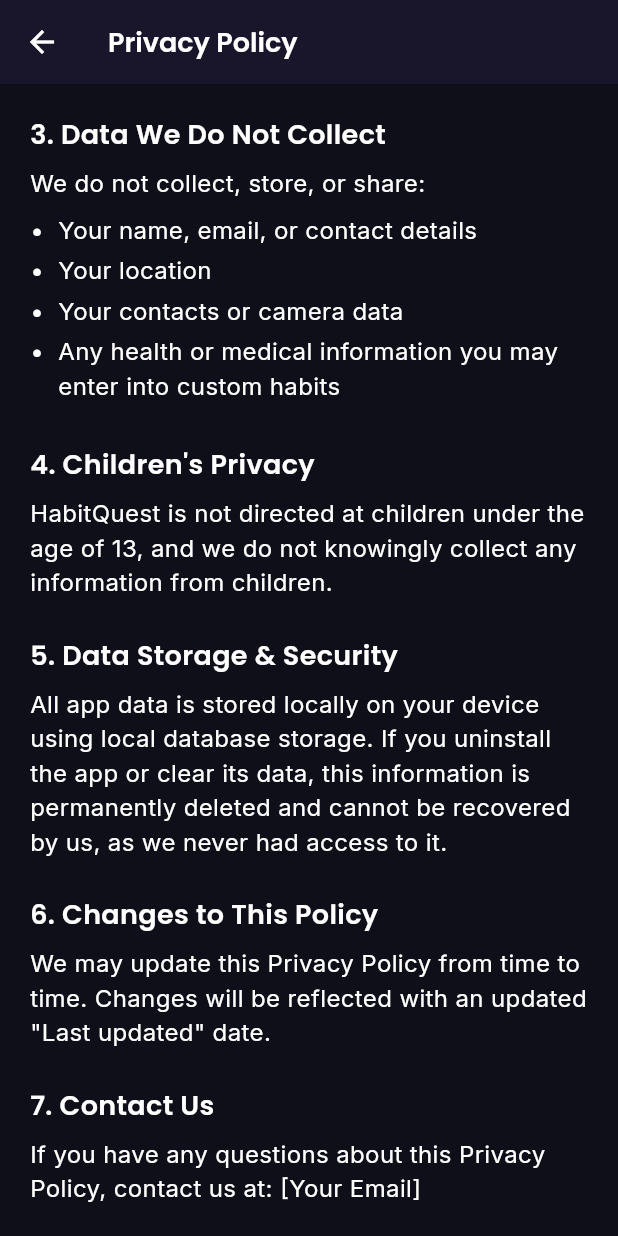
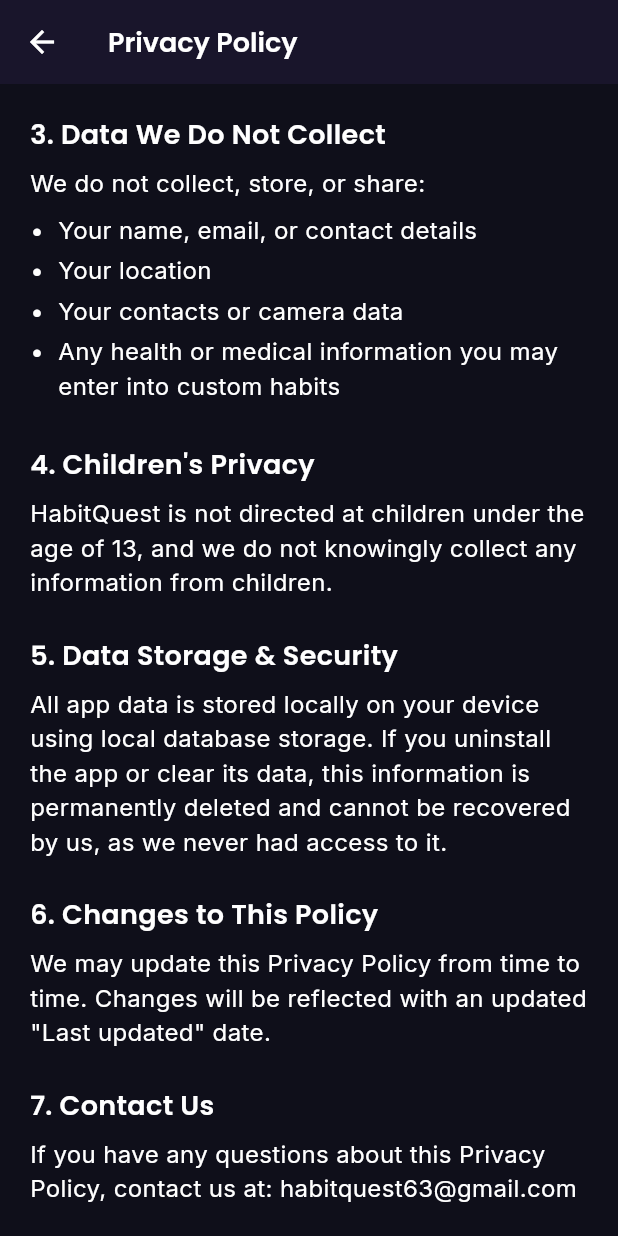
Before and after one commit to usmanz-dev/habitquest, a Flutter app: the PrivacyPolicyScreen screen opened directly, scrolled down 678 dp, on a phone screen of 412 x 824 dp. Run offline on Flutter 3.47's test engine with Material 3 defaults, Android fonts, the phone set to English and light mode, and no system bars; our stand-ins replace audioplayers, flutter_animate, flutter_local_notifications, flutter_riverpod, flutter_timezone, google_fonts and 5 more; missing offline and left inert: workmanager; accounts and stored records are empty; generated files the repository leaves out were written again; statements that could not run were skipped.

Commit message:
Fill in support email on Privacy Policy and Terms of Service
Replaces the "[Your Email]" placeholder with habitquest63@gmail.com in the
in-app Privacy Policy / Terms of Service screens and their source markdown.

Co-Authored-By: Claude Sonnet 5 <noreply@anthropic.com>

```diff
--- a/lib/screens/privacy_policy_screen.dart
+++ b/lib/screens/privacy_policy_screen.dart
@@ -4,8 +4,7 @@ import '../theme/app_theme.dart';
 
 /// Privacy Policy Page (HabitQuest_PRD.md §7 screen 15, §13). Content
 /// mirrors HabitQuest_Privacy_Policy.md — update that file and this screen
-/// together if the policy changes. "[Your Email]" is still a placeholder;
-/// fill it in once a support address is chosen.
+/// together if the policy changes.
 class PrivacyPolicyScreen extends StatelessWidget {
   const PrivacyPolicyScreen({super.key});
 
@@ -85,7 +84,7 @@ class PrivacyPolicyScreen extends StatelessWidget {
                 title: '7. Contact Us',
                 body:
                     'If you have any questions about this Privacy Policy, contact us at: '
-                    '[Your Email]',
+                    'habitquest63@gmail.com',
               ),
             ],
           ),
--- a/lib/screens/terms_of_service_screen.dart
+++ b/lib/screens/terms_of_service_screen.dart
@@ -4,8 +4,7 @@ import '../theme/app_theme.dart';
 
 /// Terms of Service Page (HabitQuest_PRD.md §7 screen 16, §13). Content
 /// mirrors HabitQuest_Terms_of_Service.md — update that file and this
-/// screen together if the terms change. "[Your Email]" is still a
-/// placeholder; fill it in once a support address is chosen.
+/// screen together if the terms change.
 class TermsOfServiceScreen extends StatelessWidget {
   const TermsOfServiceScreen({super.key});
 
@@ -79,7 +78,7 @@ class TermsOfServiceScreen extends StatelessWidget {
               ),
               const _Section(
                 title: '8. Contact Us',
-                body: 'For any questions regarding these Terms, contact us at: [Your Email]',
+                body: 'For any questions regarding these Terms, contact us at: habitquest63@gmail.com',
               ),
             ],
           ),
```
Also changed, not shown: 2 other files.
